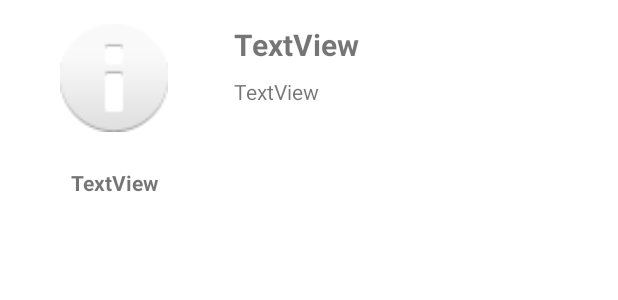
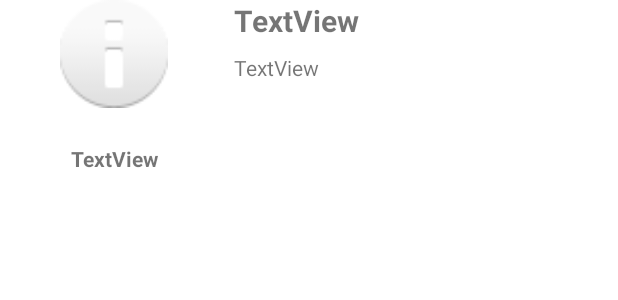
Before and after one commit to ImrulAnwar/NewsApi, an Android app: the layout article_item.xml on its own in the app's theme, with its tools: preview values and no code run, on a phone screen of 412 x 824 dp. Shown: the top 300 px of the screen. Run offline under Robolectric (Android 15) with nearby library versions, the phone set to English and light mode, and no system bars; network calls fail.

Commit message:
Adjusted the UI

```diff
--- a/app/src/main/res/layout/activity_main.xml
+++ b/app/src/main/res/layout/activity_main.xml
@@ -3,6 +3,7 @@
         xmlns:tools="http://schemas.android.com/tools"
         xmlns:app="http://schemas.android.com/apk/res-auto"
         android:layout_width="match_parent"
+        android:background="@color/black"
         android:layout_height="match_parent"
         tools:context=".ui.activities.MainActivity">
 
@@ -13,6 +14,7 @@
             app:navGraph="@navigation/news_nav_graph"
             app:defaultNavHost="true"
             android:id="@+id/fragment"
+            android:background="@drawable/background"
             app:layout_constraintStart_toStartOf="parent"
             app:layout_constraintTop_toTopOf="parent"
             app:layout_constraintEnd_toEndOf="parent"
@@ -26,6 +28,7 @@
             app:layout_constraintEnd_toEndOf="parent"
             app:layout_constraintHorizontal_bias="0.559"
             app:layout_constraintBottom_toBottomOf="parent"
+            android:background="@drawable/bottom_toolbar_background"
             android:id="@+id/bottomNavigationView"
             app:menu="@menu/bottom_navigation_menu" />
 </androidx.constraintlayout.widget.ConstraintLayout>
--- a/app/src/main/res/layout/article_item.xml
+++ b/app/src/main/res/layout/article_item.xml
@@ -4,7 +4,9 @@
         xmlns:tools="http://schemas.android.com/tools"
         android:layout_width="match_parent"
         android:layout_height="wrap_content"
-        android:padding="16dp">
+        android:paddingStart="16dp"
+        android:paddingEnd="16dp"
+        android:paddingBottom="16dp">
 
     <ImageView
             android:layout_width="120dp"
@@ -25,8 +27,7 @@
             android:textSize="20sp"
             android:layout_marginStart="20sp"
             android:singleLine="true"
-            app:layout_constraintEnd_toEndOf="parent"
-            android:layout_marginEnd="16dp" />
+            app:layout_constraintEnd_toEndOf="parent" />
 
     <TextView
             android:text="TextView"
@@ -34,12 +35,11 @@
             android:layout_height="84dp"
             android:id="@+id/tvArticleDescription"
             app:layout_constraintTop_toBottomOf="@+id/tvArticleTitle"
-            android:layout_marginTop="8dp"
             app:layout_constraintEnd_toEndOf="parent"
-            android:layout_marginEnd="16dp"
             app:layout_constraintBottom_toBottomOf="@+id/tvSource"
             app:layout_constraintVertical_bias="0.0"
-            app:layout_constraintStart_toStartOf="@+id/tvArticleTitle" />
+            app:layout_constraintStart_toStartOf="@+id/tvArticleTitle"
+            android:layout_marginTop="8dp" />
 
     <TextView
             android:text="TextView"
--- a/app/src/main/res/layout/fragment_article.xml
+++ b/app/src/main/res/layout/fragment_article.xml
@@ -17,7 +17,9 @@
             android:layout_marginEnd="32dp"
             android:layout_marginBottom="32dp"
             tools:ignore="SpeakableTextPresentCheck"
-            android:backgroundTint="#C20000" />
+            android:backgroundTint="#C20000"
+            android:contentDescription="@string/favourite"
+            android:focusable="true" />
 
     <WebView
             android:layout_width="match_parent"
@@ -25,6 +27,7 @@
             app:layout_constraintStart_toStartOf="parent"
             app:layout_constraintHorizontal_bias="0.5"
             app:layout_constraintEnd_toEndOf="parent"
+            android:fitsSystemWindows="true"
             app:layout_constraintTop_toTopOf="parent"
             app:layout_constraintBottom_toBottomOf="parent"
             android:id="@+id/wvArticle" >
--- a/app/src/main/res/layout/fragment_breaking_news.xml
+++ b/app/src/main/res/layout/fragment_breaking_news.xml
@@ -7,6 +7,7 @@
         tools:context=".ui.fragments.BreakingNewsFragment">
 
     <androidx.recyclerview.widget.RecyclerView
+            android:layout_marginTop="32dp"
             android:layout_width="match_parent"
             android:layout_height="match_parent"
             app:layout_constraintStart_toStartOf="parent"
--- a/app/src/main/res/layout/fragment_saved_news.xml
+++ b/app/src/main/res/layout/fragment_saved_news.xml
@@ -7,6 +7,7 @@
         tools:context=".ui.fragments.SavedNewsFragment">
 
     <androidx.recyclerview.widget.RecyclerView
+            android:layout_marginTop="32dp"
             android:layout_width="match_parent"
             android:layout_height="match_parent"
             android:id="@+id/rvSavedNews"
--- a/app/src/main/res/values-night/themes.xml
+++ b/app/src/main/res/values-night/themes.xml
@@ -11,6 +11,7 @@
         <item name="colorOnSecondary">@color/black</item>
         <!-- Status bar color. -->
         <item name="android:statusBarColor" tools:targetApi="l">@color/black</item>
+        <item name="android:navigationBarColor" >@color/black</item>
         <!-- Customize your theme here. -->
         <item name="android:forceDarkAllowed" tools:targetApi="q">false</item>
     </style>
--- a/app/src/main/res/values/strings.xml
+++ b/app/src/main/res/values/strings.xml
@@ -5,4 +5,5 @@
     <string name="breaking_news">Breaking News</string>
     <string name="saved_news">Saved</string>
     <string name="search">Search</string>
+    <string name="favourite">Favourite</string>
 </resources>
--- a/app/src/main/res/values/themes.xml
+++ b/app/src/main/res/values/themes.xml
@@ -11,6 +11,7 @@
         <item name="colorOnSecondary">@color/black</item>
         <!-- Status bar color. -->
         <item name="android:statusBarColor" tools:targetApi="l">@color/black</item>
+        <item name="android:navigationBarColor" >@color/black</item>
         <!-- Customize your theme here. -->
         <item name="android:forceDarkAllowed" tools:targetApi="q">false</item>
     </style>
```
Also changed, not shown: app/src/main/java/com/example/newsapi/ui/fragments/ArticleFragment.kt (+26 -9 lines), app/src/main/res/drawable/background.xml (added, +7 -0 lines), app/src/main/res/drawable/bottom_toolbar_background.xml (added, +7 -0 lines), app/src/main/res/layout/fragment_search_news.xml (+6 -3 lines), 93 other files.
